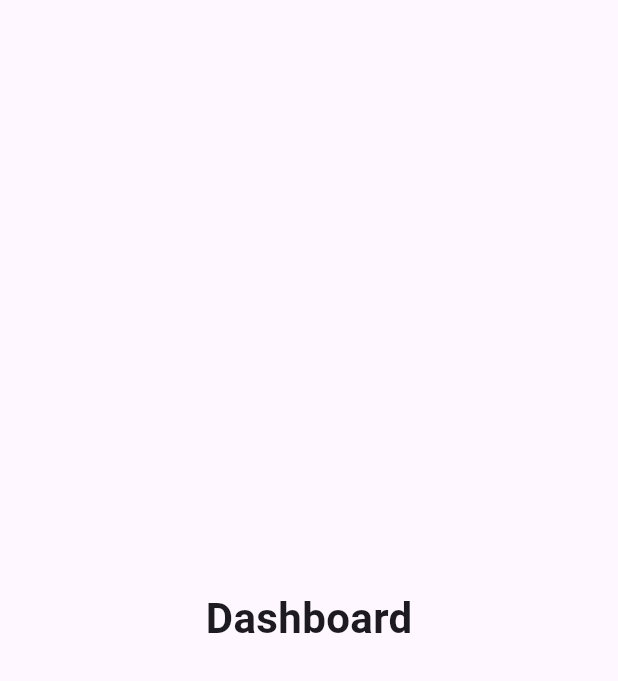
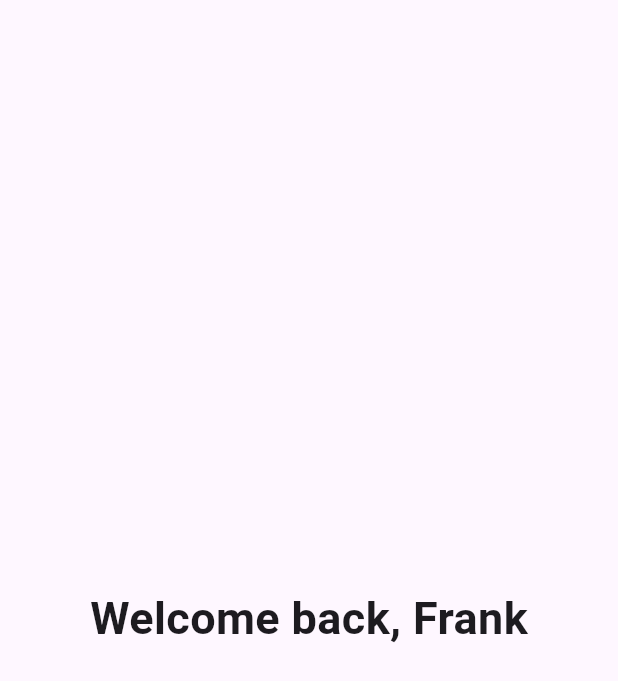
Before and after one commit to Pandler77/project-ghost, a Flutter app: the screen it shows after launch, on a phone screen of 412 x 824 dp. Shown: the top 681 px of the screen. Run offline on Flutter 3.47's test engine with Material 3 defaults, Android fonts, the phone set to English and light mode, and no system bars.

Commit message:
Add reusable dashboard header

```diff
--- a/lib/screens/dashboard_screen.dart
+++ b/lib/screens/dashboard_screen.dart
@@ -1,4 +1,5 @@
 import 'package:flutter/material.dart';
+import '../widgets/dashboard_header.dart';
 
 class DashboardScreen extends StatelessWidget {
   const DashboardScreen({super.key});
@@ -7,13 +8,7 @@ class DashboardScreen extends StatelessWidget {
   Widget build(BuildContext context) {
     return const Scaffold(
       body: Center(
-        child: Text(
-          'Dashboard',
-          style: TextStyle(
-            fontSize: 28,
-            fontWeight: FontWeight.bold,
-          ),
-        ),
+        child: DashboardHeader(name: 'Frank'),
       ),
     );
   }
--- /dev/null
+++ b/lib/widgets/dashboard_header.dart
@@ -0,0 +1,21 @@
+import 'package:flutter/material.dart';
+
+class DashboardHeader extends StatelessWidget {
+  const DashboardHeader({
+    required this.name,
+    super.key,
+  });
+
+  final String name;
+
+  @override
+  Widget build(BuildContext context) {
+    return Text(
+      'Welcome back, $name',
+      style: const TextStyle(
+        fontSize: 30,
+        fontWeight: FontWeight.bold,
+      ),
+    );
+  }
+}
```
